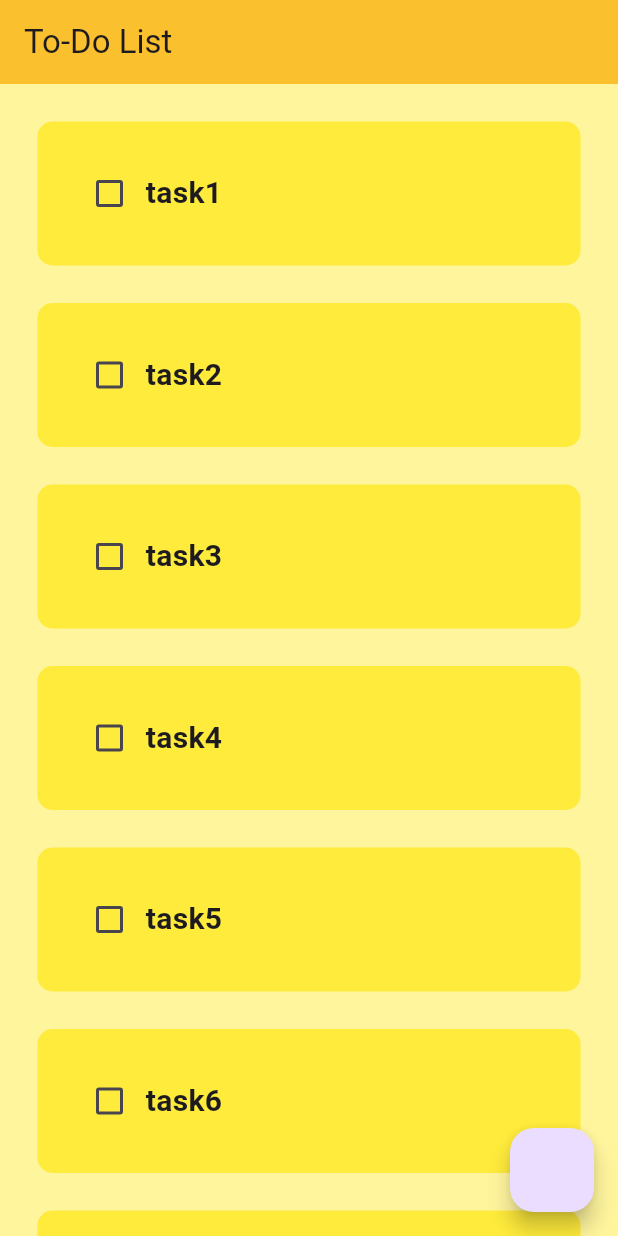
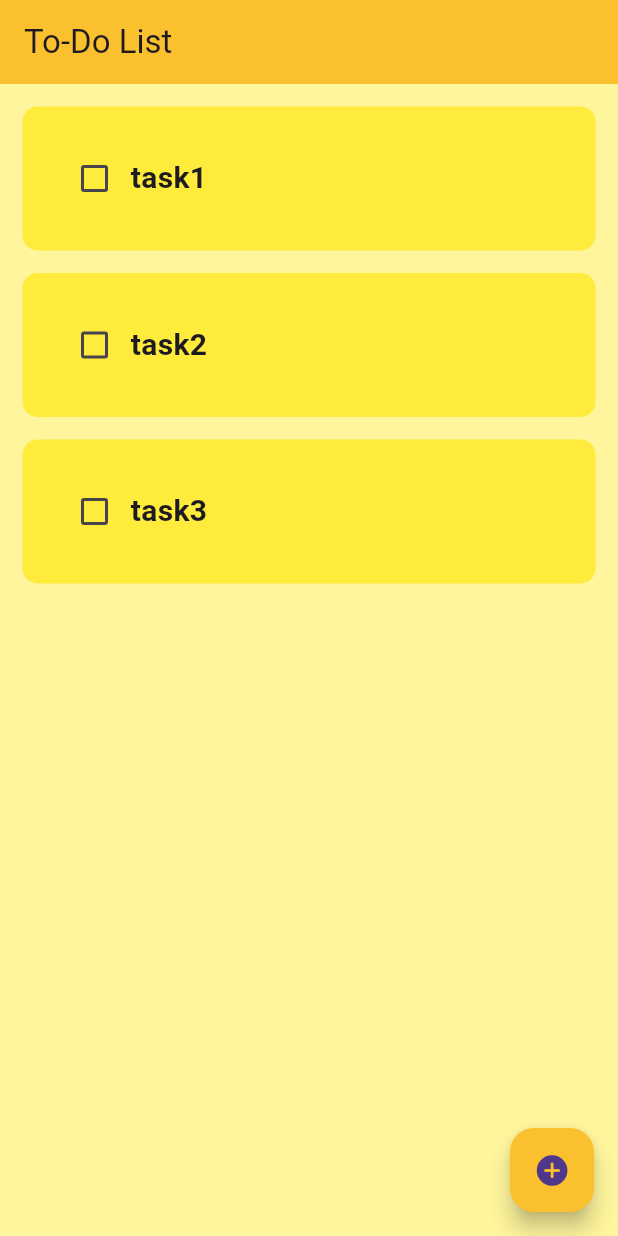
Before and after one commit to ronit450/To-Do-Flutter, a Flutter app: the screen it shows after launch, on a phone screen of 412 x 824 dp. Run offline on Flutter 3.47's test engine with Material 2 defaults, Android fonts, the light colour scheme and no system bars; drawn by our look-alikes of flutter_slidable.

Commit message:
App working tasks being added, deleted, just local storage is remaining

```diff
--- a/lib/HomePage.dart
+++ b/lib/HomePage.dart
@@ -1,4 +1,8 @@
+// ignore_for_file: prefer_const_constructors, non_constant_identifier_names
+
+import 'package:flutter/cupertino.dart';
 import 'package:flutter/material.dart';
+import 'package:to_do_ap/components/dialogue_box.dart';
 import 'package:to_do_ap/components/to_do_tile.dart';
 
 class HomePage extends StatefulWidget {
@@ -9,19 +13,14 @@ class HomePage extends StatefulWidget {
 }
 
 class _HomePageState extends State<HomePage> {
+  final _controller = TextEditingController();
+
   // List of all tasks to be done
 
   List all_tasks = [
     ["task1", false],
     ["task2", false],
     ["task3", false],
-    ["task4", false],
-    ["task5", false],
-    ["task6", false],
-    ["task7", false],
-    ["task8", false],
-    ["task9", false],
-    ["task10", false],
   ];
 
   void checkBox_tapped(bool? currentVal, int index) {
@@ -30,20 +29,50 @@ class _HomePageState extends State<HomePage> {
     });
   }
 
+  void save_tasks() {
+    setState(() {
+      all_tasks.add([_controller.text, false]);
+      _controller.clear();
+    });
+    Navigator.of(context).pop();
+  }
+
+  void cancel_tasks() {
+    Navigator.of(context).pop();
+  }
+
+  void del_task(int index) {
+    setState(() {
+      all_tasks.removeAt(index);
+    });
+  }
+
+  void new_task() {
+    showDialog(
+        context: context,
+        builder: (context) {
+          return Dialogue_box(
+            text_box_controller: _controller,
+            save_tasks: save_tasks,
+            cancel_tasks: cancel_tasks,
+          );
+        });
+  }
+
   @override
   Widget build(BuildContext context) {
     return Scaffold(
-
       backgroundColor: Colors.yellow[200],
       appBar: AppBar(
         backgroundColor: Colors.yellow[700],
         title: const Text('To-Do List'),
         elevation: 0,
       ),
-
-      floatingActionButton: FloatingActionButton(onPressed: (){
-
-      }),
+      floatingActionButton: FloatingActionButton(
+        onPressed: new_task,
+        child: Icon(CupertinoIcons.add_circled_solid),
+        backgroundColor: Colors.yellow[700],
+      ),
       body: ListView.builder(
           // children: [
           //   to_do_tile(
@@ -54,6 +83,7 @@ class _HomePageState extends State<HomePage> {
           itemCount: all_tasks.length,
           itemBuilder: (context, index) {
             return to_do_tile(
+                del_task: (context) => del_task(index),
                 task_name: all_tasks[index][0],
                 task_completed: all_tasks[index][1],
                 onChanged: (value) => checkBox_tapped(value, index));
--- a/lib/components/to_do_tile.dart
+++ b/lib/components/to_do_tile.dart
@@ -1,18 +1,37 @@
 // ignore_for_file: sort_child_properties_last, prefer_const_constructors, avoid_print, non_constant_identifier_names
 
+import 'package:flutter/cupertino.dart';
 import 'package:flutter/material.dart';
+import 'package:flutter_slidable/flutter_slidable.dart';
 
 class to_do_tile extends StatelessWidget {
   final String task_name;
   final bool task_completed;
   Function(bool?)? onChanged;
 
-  to_do_tile({super.key, required this.task_name, required this.task_completed, this.onChanged});
+  Function(BuildContext)? del_task;
+
+  to_do_tile(
+      {super.key,
+      required this.task_name,
+      required this.task_completed,
+      required this.del_task,
+      this.onChanged});
 
   @override
   Widget build(BuildContext context) {
     return Padding(
-      padding: const EdgeInsets.only(left: 25, right: 25, top: 25),
+      padding: const EdgeInsets.only(left: 15, right: 15, top: 15),
+      child: Slidable(
+        endActionPane: ActionPane(motion: ScrollMotion(), children: [
+          SlidableAction(
+            flex: 1,
+            onPressed: del_task,
+            icon: CupertinoIcons.delete_solid,
+            backgroundColor: Colors.red,
+            borderRadius: BorderRadius.circular(10),
+          )
+        ]),
         child: Container(
             padding: EdgeInsets.all(24),
             child: Row(
@@ -30,8 +49,9 @@ class to_do_tile extends StatelessWidget {
                   style: TextStyle(
                       fontSize: 20,
                       fontWeight: FontWeight.bold,
-                  decoration: task_completed? TextDecoration.lineThrough: TextDecoration.none
-                ),
+                      decoration: task_completed
+                          ? TextDecoration.lineThrough
+                          : TextDecoration.none),
                 ),
               ],
             ),
@@ -39,6 +59,7 @@ class to_do_tile extends StatelessWidget {
               color: Colors.yellow,
               borderRadius: BorderRadius.circular(10),
             )),
+      ),
     );
   }
 }
--- a/pubspec.yaml
+++ b/pubspec.yaml
@@ -35,6 +35,7 @@ dependencies:
   # The following adds the Cupertino Icons font to your application.
   # Use with the CupertinoIcons class for iOS style icons.
   cupertino_icons: ^1.0.2
+  flutter_slidable: ^3.0.0
 
 dev_dependencies:
   flutter_test:
```
Also changed, not shown: lib/components/custom_button.dart (added, +27 -0 lines), lib/components/dialogue_box.dart (added, +65 -0 lines), pubspec.lock. Lines whose indentation alone changed are shown as unchanged.
